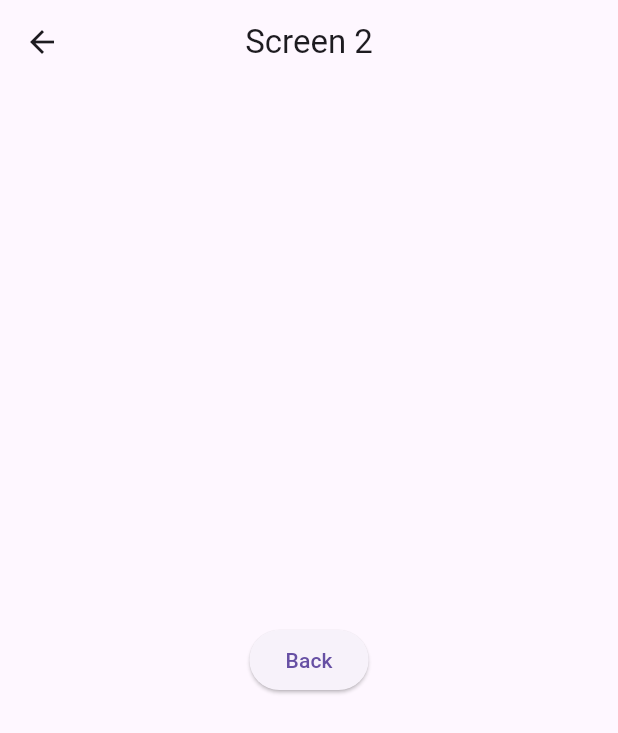
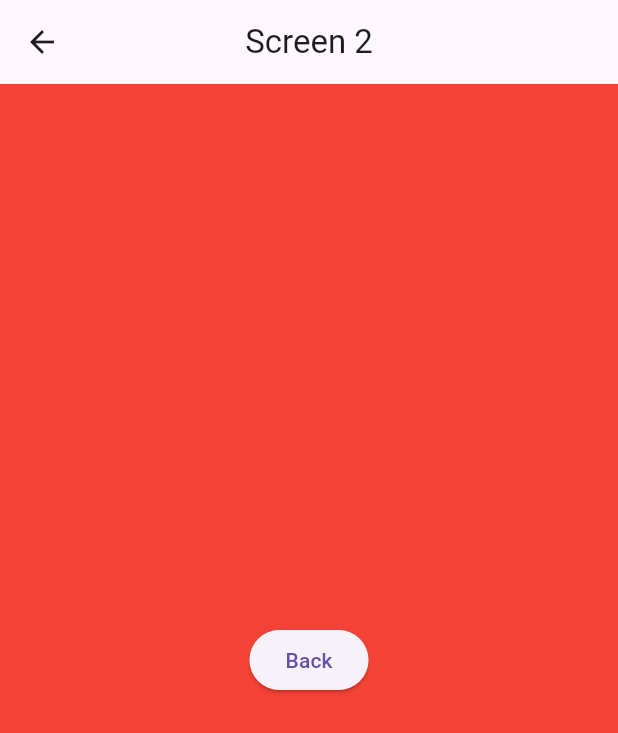
Before and after one commit to MauryaAayush/adv_flutter_ch7, a Flutter app: the screen it shows after launch, after a tap on "Next", on a phone screen of 412 x 824 dp. Shown: the top 733 px of the screen. Run offline on Flutter 3.47's test engine with Material 3 defaults, Android fonts, the phone set to English and light mode, and no system bars; our stand-ins replace get.

Commit message:
Radhey Radhey

```diff
--- a/lib/Navigation/views/NavScreen.dart
+++ b/lib/Navigation/views/NavScreen.dart
@@ -7,7 +7,9 @@ class NavigationScreen extends StatelessWidget {
   @override
   Widget build(BuildContext context) {
     return Scaffold(
+      backgroundColor: Colors.teal,
       appBar: AppBar(
+
         centerTitle: true,
         title: Text('Screen 1'),
       ),
--- a/lib/Navigation/views/secondScreen.dart
+++ b/lib/Navigation/views/secondScreen.dart
@@ -7,6 +7,7 @@ class Secondscreen extends StatelessWidget {
   @override
   Widget build(BuildContext context) {
     return Scaffold(
+      backgroundColor: Colors.red,
       appBar: AppBar(
         centerTitle: true,
         title: Text('Screen 2'),
--- a/lib/main.dart
+++ b/lib/main.dart
@@ -24,8 +24,12 @@ class MyApp extends StatelessWidget {
           theme: themeController.isDark.value ? ThemeData.dark() : ThemeData.light(),
           home: const NavigationScreen(),
           getPages: [
-            GetPage(name: '/home', page: () => const NavigationScreen(),),
-            GetPage(name: '/second', page: () => const Secondscreen(),)
+            GetPage(name: '/home', page: () => const NavigationScreen(),
+            transition: Transition.circularReveal
+            ),
+            GetPage(name: '/second', page: () => const Secondscreen(),
+            transition: Transition.circularReveal
+            )
           ],
       );
     },);
```
